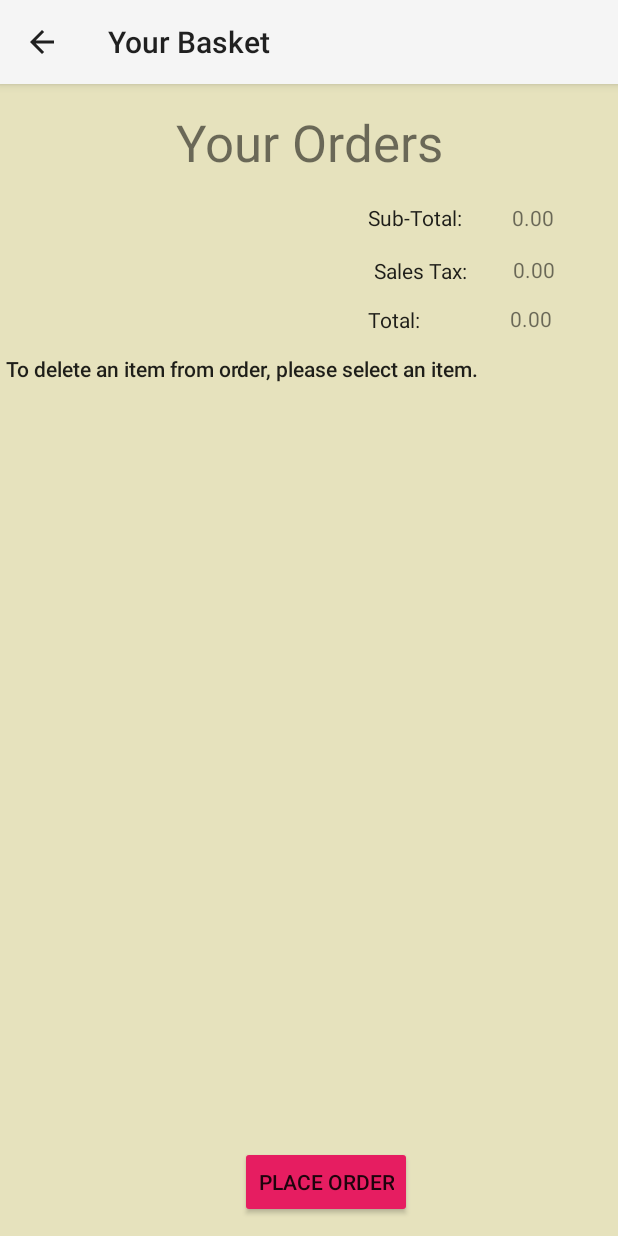
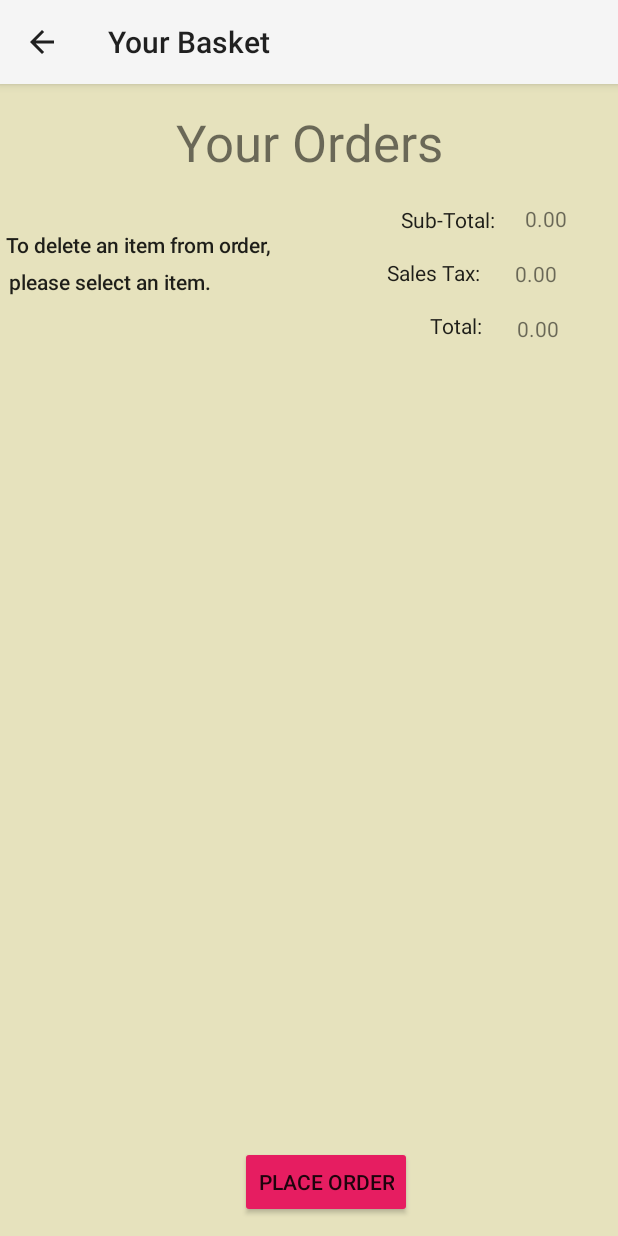
Before and after one commit to Nabihah01/RUCafe, an Android app: the YourOrderActivity screen opened directly, with no data from a screen before it, on a phone screen of 412 x 824 dp. Run offline under Robolectric (Android 15) with nearby library versions, the light colour scheme and no system bars.

Commit message:
storeorders donzo

```diff
--- a/app/src/main/java/com/example/rucafe/YourOrderActivity.java
+++ b/app/src/main/java/com/example/rucafe/YourOrderActivity.java
@@ -47,7 +47,7 @@ public class YourOrderActivity extends AppCompatActivity implements AdapterView.
         super.onStart();
         listView = findViewById(R.id.your_order_list);
         listView.setOnItemClickListener(this);
-        //list not showing up!!
+
         adapter = new ArrayAdapter<MenuItem>(this, android.R.layout.simple_list_item_1, MainActivity.yourOrder.getOrders());
         listView.setAdapter(adapter);
         adapter.notifyDataSetChanged();
@@ -108,7 +108,7 @@ public class YourOrderActivity extends AppCompatActivity implements AdapterView.
             public void onClick(DialogInterface dialog, int which) {
                 //remove the order that was selected
                 MenuItem item = MainActivity.yourOrder.getOrders().get(i);
-                MainActivity.yourOrder.remove(item);//idk if this is right either
+                MainActivity.yourOrder.remove(item);
                 adapter.notifyDataSetChanged();
                 displayOrderSubtotal();
                 Toast.makeText(adapterView.getContext(),
--- a/app/src/main/res/layout/activity_main.xml
+++ b/app/src/main/res/layout/activity_main.xml
@@ -14,6 +14,7 @@
         android:layout_height="wrap_content"
         android:layout_marginTop="16dp"
         android:background="#E6E2BD"
+        android:fontFamily="monospace"
         android:text="@string/RUCafe"
         android:textAppearance="@style/TextAppearance.AppCompat.Display2"
         app:layout_constraintEnd_toEndOf="parent"
--- a/app/src/main/res/layout/ordering_donuts.xml
+++ b/app/src/main/res/layout/ordering_donuts.xml
@@ -28,7 +28,7 @@
         app:layout_constraintTop_toTopOf="parent" />
 
     <Button
-        android:id="@+id/button"
+        android:id="@+id/place_order"
         android:layout_width="wrap_content"
         android:layout_height="wrap_content"
         android:backgroundTint="#E8277B"
--- a/app/src/main/res/layout/store_orders.xml
+++ b/app/src/main/res/layout/store_orders.xml
@@ -26,8 +26,8 @@
         android:id="@+id/order_numbers"
         android:layout_width="116dp"
         android:layout_height="48dp"
-        android:layout_marginEnd="50dp"
-        android:layout_marginBottom="10dp"
+        android:layout_marginEnd="36dp"
+        android:layout_marginBottom="12dp"
         android:contentDescription="@string/one"
         app:layout_constraintBottom_toTopOf="@+id/store_orders_list"
         app:layout_constraintEnd_toStartOf="@+id/store_total" />
@@ -40,7 +40,6 @@
         android:text="@string/order_num"
         android:textSize="20sp"
         app:layout_constraintBottom_toBottomOf="@+id/store_orders_list"
-        app:layout_constraintEnd_toStartOf="@+id/order_numbers"
         app:layout_constraintStart_toStartOf="parent"
         app:layout_constraintTop_toTopOf="parent"
         app:layout_constraintVertical_bias="0.151" />
--- a/app/src/main/res/layout/your_order.xml
+++ b/app/src/main/res/layout/your_order.xml
@@ -42,21 +42,21 @@
         android:id="@+id/orders_total_label"
         android:layout_width="wrap_content"
         android:layout_height="wrap_content"
-        android:layout_marginStart="245dp"
-        android:layout_marginTop="13dp"
-        android:layout_marginEnd="22dp"
+        android:layout_marginStart="149dp"
+        android:layout_marginTop="16dp"
+        android:layout_marginEnd="26dp"
         android:text="@string/orders_total"
         android:textAppearance="@style/TextAppearance.AppCompat.Body1"
-        app:layout_constraintEnd_toStartOf="@+id/orders_total"
-        app:layout_constraintStart_toStartOf="parent"
+        app:layout_constraintEnd_toStartOf="@+id/orders_salestax"
+        app:layout_constraintStart_toEndOf="@+id/textView3"
         app:layout_constraintTop_toBottomOf="@+id/orders_salestax_label" />
 
     <TextView
         android:id="@+id/orders_total"
         android:layout_width="wrap_content"
         android:layout_height="wrap_content"
-        android:layout_marginStart="60dp"
-        android:layout_marginTop="13dp"
+        android:layout_marginStart="23dp"
+        android:layout_marginTop="17dp"
         android:text="@string/zero_total"
         app:layout_constraintStart_toEndOf="@+id/orders_total_label"
         app:layout_constraintTop_toBottomOf="@+id/orders_salestax" />
@@ -65,13 +65,11 @@
         android:id="@+id/orders_subtotal_label"
         android:layout_width="wrap_content"
         android:layout_height="wrap_content"
-        android:layout_marginStart="245dp"
-        android:layout_marginTop="18dp"
-        android:layout_marginEnd="17dp"
-        android:layout_marginBottom="16dp"
+        android:layout_marginStart="267dp"
+        android:layout_marginTop="19dp"
+        android:layout_marginEnd="26dp"
         android:text="@string/your_orders_subtotal_label"
         android:textAppearance="@style/TextAppearance.AppCompat.Body1"
-        app:layout_constraintBottom_toTopOf="@+id/orders_salestax_label"
         app:layout_constraintEnd_toStartOf="@+id/orders_subtotal"
         app:layout_constraintStart_toStartOf="parent"
         app:layout_constraintTop_toBottomOf="@+id/yourOrders" />
@@ -80,9 +78,11 @@
         android:id="@+id/orders_subtotal"
         android:layout_width="wrap_content"
         android:layout_height="wrap_content"
-        android:layout_marginStart="33dp"
-        android:layout_marginTop="79dp"
+        android:layout_marginStart="20dp"
+        android:layout_marginTop="80dp"
+        android:layout_marginBottom="15dp"
         android:text="@string/zero_total"
+        app:layout_constraintBottom_toTopOf="@+id/orders_salestax"
         app:layout_constraintStart_toEndOf="@+id/orders_subtotal_label"
         app:layout_constraintTop_toTopOf="parent" />
 
@@ -90,45 +90,42 @@
         android:id="@+id/orders_salestax_label"
         android:layout_width="wrap_content"
         android:layout_height="wrap_content"
-        android:layout_marginStart="235dp"
-        android:layout_marginEnd="17dp"
-        android:layout_marginBottom="14dp"
+        android:layout_marginStart="79dp"
+        android:layout_marginTop="16dp"
+        android:layout_marginEnd="26dp"
+        android:layout_marginBottom="16dp"
         android:text="@string/your_orders_salestax_label"
         android:textAppearance="@style/TextAppearance.AppCompat.Body1"
         app:layout_constraintBottom_toTopOf="@+id/orders_total_label"
-        app:layout_constraintEnd_toStartOf="@+id/orders_salestax"
-        app:layout_constraintStart_toStartOf="parent"
+        app:layout_constraintEnd_toStartOf="@+id/orders_total"
+        app:layout_constraintStart_toEndOf="@+id/textView9"
         app:layout_constraintTop_toBottomOf="@+id/orders_subtotal_label" />
 
     <TextView
         android:id="@+id/orders_salestax"
         android:layout_width="wrap_content"
         android:layout_height="wrap_content"
-        android:layout_marginTop="15dp"
-        android:layout_marginEnd="28dp"
-        android:layout_marginBottom="14dp"
+        android:layout_marginStart="23dp"
+        android:layout_marginTop="17dp"
         android:text="@string/zero_total"
-        app:layout_constraintBottom_toTopOf="@+id/orders_total"
-        app:layout_constraintEnd_toEndOf="parent"
         app:layout_constraintStart_toEndOf="@+id/orders_salestax_label"
-        app:layout_constraintTop_toBottomOf="@+id/orders_subtotal"
-        app:layout_constraintVertical_bias="0.0" />
+        app:layout_constraintTop_toBottomOf="@+id/orders_subtotal" />
 
     <TextView
         android:id="@+id/textView9"
         android:layout_width="wrap_content"
         android:layout_height="wrap_content"
         android:layout_marginStart="4dp"
-        android:layout_marginTop="13dp"
-        android:text="@string/deleteItem"
+        android:layout_marginTop="36dp"
+        android:text="@string/deleteItem1"
         android:textAppearance="@style/TextAppearance.AppCompat.Body2"
         app:layout_constraintStart_toStartOf="parent"
-        app:layout_constraintTop_toBottomOf="@+id/orders_total_label" />
+        app:layout_constraintTop_toBottomOf="@+id/yourOrders" />
 
     <ListView
         android:id="@+id/your_order_list"
-        android:layout_width="411dp"
-        android:layout_height="458dp"
+        android:layout_width="388dp"
+        android:layout_height="432dp"
         android:layout_marginStart="1dp"
         android:layout_marginTop="20dp"
         android:layout_marginEnd="1dp"
@@ -139,4 +136,15 @@
         app:layout_constraintTop_toBottomOf="@+id/textView9"
         app:layout_constraintVertical_bias="1.0" />
 
+    <TextView
+        android:id="@+id/textView3"
+        android:layout_width="wrap_content"
+        android:layout_height="wrap_content"
+        android:layout_marginStart="6dp"
+        android:layout_marginTop="5dp"
+        android:text="@string/deleteItem3"
+        android:textAppearance="@style/TextAppearance.AppCompat.Body2"
+        app:layout_constraintStart_toStartOf="parent"
+        app:layout_constraintTop_toBottomOf="@+id/textView9" />
+
 </androidx.constraintlayout.widget.ConstraintLayout>
--- a/app/src/main/res/values/strings.xml
+++ b/app/src/main/res/values/strings.xml
@@ -34,4 +34,7 @@
     <string name="zero_total">0.00</string>
     <string name="pick_size">Pick a Size</string>
     <string name="one">1</string>
+    <string name="deleteItem1">To delete an item from order,</string>
+    <string name="deleteItem2" />
+    <string name="deleteItem3">please select an item.</string>
 </resources>
```
Also changed, not shown: app/src/main/java/com/example/rucafe/OrderingDonutsActivity.java (+33 -1 lines), app/src/main/java/com/example/rucafe/StoreOrdersActivity.java (+47 -29 lines).
